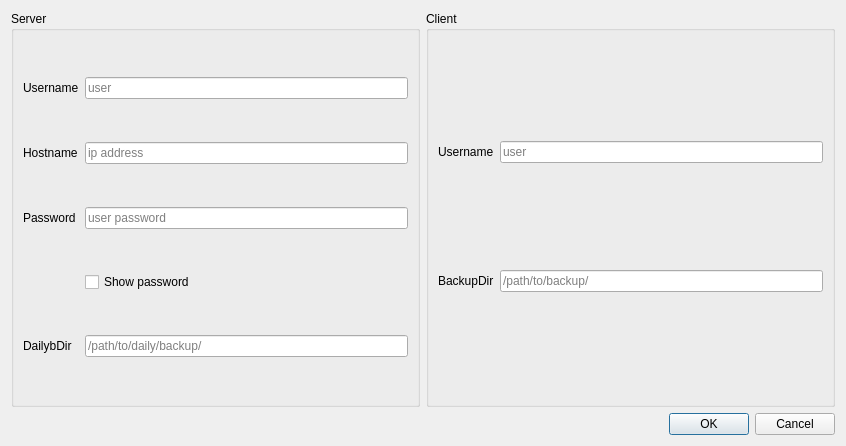
Old version of the form configdialog.ui in the repository aeternesatiatus/SafeSync.
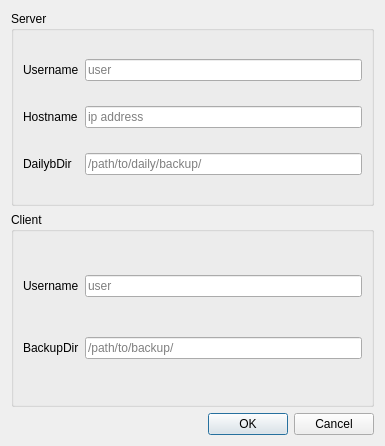
New version of the form. Icons and pictures are not drawn.

Commit message: removed pass and added backup.bat

Patch:
```diff
--- a/configdialog.ui
+++ b/configdialog.ui
@@ -6,7 +6,7 @@
    <rect>
     <x>0</x>
     <y>0</y>
-    <width>846</width>
+    <width>385</width>
     <height>446</height>
    </rect>
   </property>
@@ -1252,49 +1252,6 @@
 </string>
   </property>
   <layout class="QGridLayout" name="gridLayout_5">
-   <item row="0" column="1">
-    <widget class="QGroupBox" name="groupBox_5">
-     <property name="title">
-      <string>Client</string>
-     </property>
-     <layout class="QGridLayout" name="gridLayout_6">
-      <item row="0" column="0">
-       <widget class="QLabel" name="userLabel_2">
-        <property name="text">
-         <string>Username</string>
-        </property>
-        <property name="alignment">
-         <set>Qt::AlignLeading|Qt::AlignLeft|Qt::AlignVCenter</set>
-        </property>
-       </widget>
-      </item>
-      <item row="2" column="0">
-       <widget class="QLabel" name="userLabel_3">
-        <property name="text">
-         <string>BackupDir</string>
-        </property>
-        <property name="alignment">
-         <set>Qt::AlignLeading|Qt::AlignLeft|Qt::AlignVCenter</set>
-        </property>
-       </widget>
-      </item>
-      <item row="0" column="1">
-       <widget class="QLineEdit" name="clientUserLine">
-        <property name="placeholderText">
-         <string>user</string>
-        </property>
-       </widget>
-      </item>
-      <item row="2" column="1">
-       <widget class="QLineEdit" name="clientBackupLine">
-        <property name="placeholderText">
-         <string>/path/to/backup/</string>
-        </property>
-       </widget>
-      </item>
-     </layout>
-    </widget>
-   </item>
    <item row="0" column="0">
     <widget class="QGroupBox" name="groupBox">
      <property name="title">
@@ -1311,7 +1268,7 @@
         </property>
        </widget>
       </item>
-      <item row="10" column="1">
+      <item row="8" column="1">
        <widget class="QLineEdit" name="serverDailyLine">
         <property name="echoMode">
          <enum>QLineEdit::Normal</enum>
@@ -1328,13 +1285,6 @@
         </property>
        </widget>
       </item>
-      <item row="8" column="1">
-       <widget class="QCheckBox" name="passCheck">
-        <property name="text">
-         <string>Show password</string>
-        </property>
-       </widget>
-      </item>
       <item row="3" column="0">
        <widget class="QLabel" name="userLabel">
         <property name="text">
@@ -1345,7 +1295,7 @@
         </property>
        </widget>
       </item>
-      <item row="10" column="0">
+      <item row="8" column="0">
        <widget class="QLabel" name="hostLabel_2">
         <property name="text">
          <string>DailybDir</string>
@@ -1362,30 +1312,53 @@
         </property>
        </widget>
       </item>
-      <item row="7" column="1">
-       <widget class="QLineEdit" name="serverPassLine">
-        <property name="echoMode">
-         <enum>QLineEdit::Password</enum>
+     </layout>
+    </widget>
+   </item>
+   <item row="2" column="0">
+    <widget class="QGroupBox" name="groupBox_5">
+     <property name="title">
+      <string>Client</string>
+     </property>
+     <layout class="QGridLayout" name="gridLayout_6">
+      <item row="0" column="0">
+       <widget class="QLabel" name="userLabel_2">
+        <property name="text">
+         <string>Username</string>
         </property>
-        <property name="placeholderText">
-         <string>user password</string>
+        <property name="alignment">
+         <set>Qt::AlignLeading|Qt::AlignLeft|Qt::AlignVCenter</set>
         </property>
        </widget>
       </item>
-      <item row="7" column="0">
-       <widget class="QLabel" name="passLabel">
+      <item row="2" column="0">
+       <widget class="QLabel" name="userLabel_3">
         <property name="text">
-         <string>Password</string>
+         <string>BackupDir</string>
         </property>
         <property name="alignment">
          <set>Qt::AlignLeading|Qt::AlignLeft|Qt::AlignVCenter</set>
         </property>
        </widget>
       </item>
+      <item row="0" column="1">
+       <widget class="QLineEdit" name="clientUserLine">
+        <property name="placeholderText">
+         <string>user</string>
+        </property>
+       </widget>
+      </item>
+      <item row="2" column="1">
+       <widget class="QLineEdit" name="clientBackupLine">
+        <property name="placeholderText">
+         <string>/path/to/backup/</string>
+        </property>
+       </widget>
+      </item>
      </layout>
     </widget>
    </item>
-   <item row="1" column="0" colspan="2">
+   <item row="3" column="0">
     <widget class="QDialogButtonBox" name="buttonBox">
      <property name="orientation">
       <enum>Qt::Horizontal</enum>
```
The commit also changes 26 other files.
